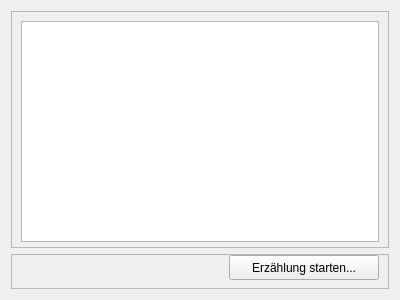
The window that RealTimeStoryIllustrator/rtsi/ui/initWindow.ui (nichtawitz/Real-Time-Story-Illustrator) describes before a commit, drawn with Qt 5.
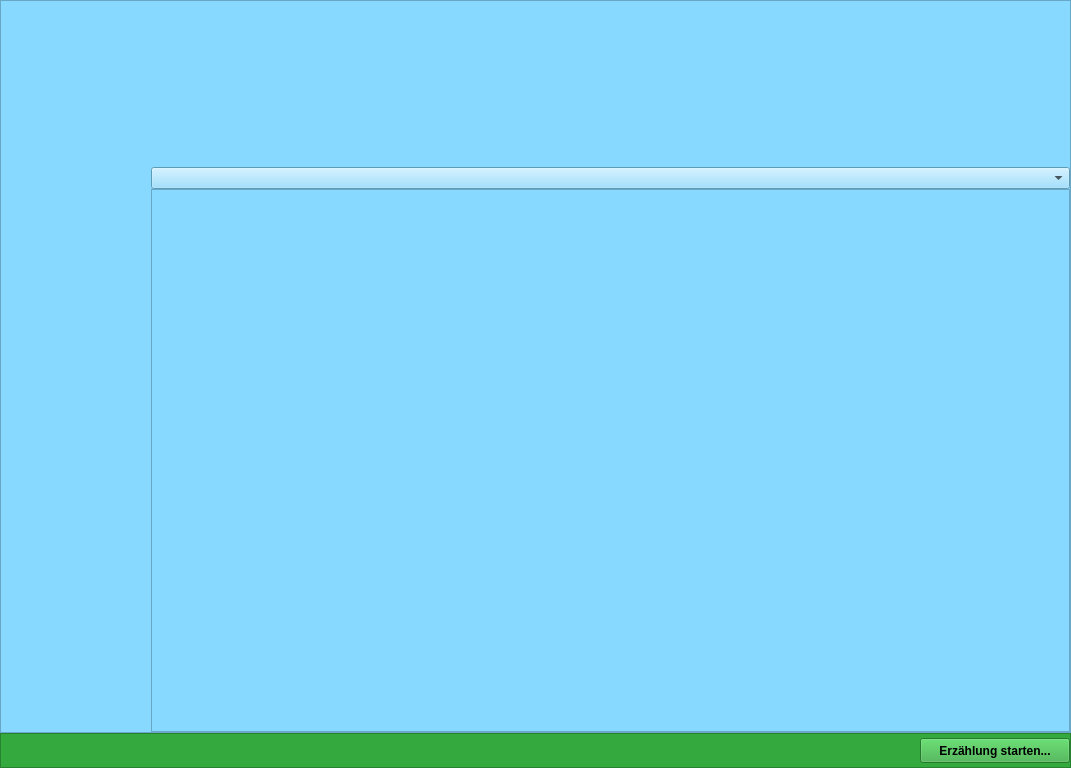
The same window after the commit. Icons and pictures are not drawn.

```diff
--- a/RealTimeStoryIllustrator/rtsi/ui/initWindow.ui
+++ b/RealTimeStoryIllustrator/rtsi/ui/initWindow.ui
@@ -6,57 +6,35 @@
    <rect>
     <x>0</x>
     <y>0</y>
-    <width>400</width>
-    <height>300</height>
+    <width>1071</width>
+    <height>768</height>
    </rect>
   </property>
   <property name="minimumSize">
    <size>
-    <width>400</width>
-    <height>300</height>
+    <width>1024</width>
+    <height>768</height>
    </size>
   </property>
   <property name="windowTitle">
    <string>Form</string>
   </property>
+  <property name="styleSheet">
+   <string notr="true">background-color: rgb(135, 217, 255);</string>
+  </property>
   <layout class="QVBoxLayout" name="verticalLayout">
+   <property name="margin">
+    <number>0</number>
+   </property>
    <item>
     <widget class="QFrame" name="frame">
      <layout class="QGridLayout" name="gridLayout_3">
+      <property name="verticalSpacing">
+       <number>0</number>
+      </property>
       <property name="margin">
        <number>0</number>
       </property>
-      <item row="1" column="0">
-       <widget class="QFrame" name="frame_2">
-        <property name="minimumSize">
-         <size>
-          <width>361</width>
-          <height>212</height>
-         </size>
-        </property>
-        <property name="frameShape">
-         <enum>QFrame::StyledPanel</enum>
-        </property>
-        <property name="frameShadow">
-         <enum>QFrame::Raised</enum>
-        </property>
-        <layout class="QGridLayout" name="gridLayout_2">
-         <property name="bottomMargin">
-          <number>5</number>
-         </property>
-         <item row="0" column="0">
-          <widget class="QTextEdit" name="textEdit">
-           <property name="toolTip">
-            <string>Es war einmal...</string>
-           </property>
-           <property name="tabChangesFocus">
-            <bool>true</bool>
-           </property>
-          </widget>
-         </item>
-        </layout>
-       </widget>
-      </item>
       <item row="2" column="0">
        <widget class="QFrame" name="frame">
         <property name="minimumSize">
@@ -71,6 +49,10 @@
           <height>35</height>
          </size>
         </property>
+        <property name="styleSheet">
+         <string notr="true">background-color: rgb(135, 217, 255);
+background-color: rgb(52, 170, 62);</string>
+        </property>
         <property name="frameShape">
          <enum>QFrame::StyledPanel</enum>
         </property>
@@ -78,7 +60,10 @@
          <enum>QFrame::Raised</enum>
         </property>
         <layout class="QGridLayout" name="gridLayout">
-         <property name="topMargin">
+         <property name="margin">
+          <number>0</number>
+         </property>
+         <property name="spacing">
           <number>0</number>
          </property>
          <item row="0" column="0">
@@ -102,6 +87,12 @@
              <height>25</height>
             </size>
            </property>
+           <property name="font">
+            <font>
+             <weight>75</weight>
+             <bold>true</bold>
+            </font>
+           </property>
            <property name="text">
             <string>Erzählung starten...</string>
            </property>
@@ -110,6 +101,108 @@
         </layout>
        </widget>
       </item>
+      <item row="1" column="0">
+       <widget class="QFrame" name="frame_2">
+        <property name="minimumSize">
+         <size>
+          <width>361</width>
+          <height>212</height>
+         </size>
+        </property>
+        <property name="styleSheet">
+         <string notr="true">background-color: rgb(135, 217, 255);</string>
+        </property>
+        <property name="frameShape">
+         <enum>QFrame::StyledPanel</enum>
+        </property>
+        <property name="frameShadow">
+         <enum>QFrame::Raised</enum>
+        </property>
+        <layout class="QGridLayout" name="gridLayout_2">
+         <property name="margin">
+          <number>0</number>
+         </property>
+         <property name="spacing">
+          <number>0</number>
+         </property>
+         <item row="0" column="0">
+          <widget class="QLabel" name="tree_left_corner">
+           <property name="maximumSize">
+            <size>
+             <width>16777215</width>
+             <height>16777215</height>
+            </size>
+           </property>
+           <property name="text">
+            <string/>
+           </property>
+           <property name="pixmap">
+            <pixmap>tree_corner.png</pixmap>
+           </property>
+           <property name="scaledContents">
+            <bool>true</bool>
+           </property>
+          </widget>
+         </item>
+         <item row="0" column="1">
+          <widget class="QLabel" name="tree_right">
+           <property name="minimumSize">
+            <size>
+             <width>600</width>
+             <height>0</height>
+            </size>
+           </property>
+           <property name="text">
+            <string/>
+           </property>
+           <property name="pixmap">
+            <pixmap>tree_right.png</pixmap>
+           </property>
+           <property name="scaledContents">
+            <bool>true</bool>
+           </property>
+          </widget>
+         </item>
+         <item row="2" column="0">
+          <widget class="QLabel" name="tree_left">
+           <property name="minimumSize">
+            <size>
+             <width>150</width>
+             <height>400</height>
+            </size>
+           </property>
+           <property name="text">
+            <string/>
+           </property>
+           <property name="pixmap">
+            <pixmap>tree_left.png</pixmap>
+           </property>
+           <property name="scaledContents">
+            <bool>true</bool>
+           </property>
+          </widget>
+         </item>
+         <item row="1" column="1" rowspan="2">
+          <layout class="QVBoxLayout" name="verticalLayout_2">
+           <item>
+            <widget class="QComboBox" name="comboBox"/>
+           </item>
+           <item>
+            <widget class="QTextEdit" name="textEdit">
+             <property name="html">
+              <string>&lt;!DOCTYPE HTML PUBLIC &quot;-//W3C//DTD HTML 4.0//EN&quot; &quot;http://www.w3.org/TR/REC-html40/strict.dtd&quot;&gt;
+&lt;html&gt;&lt;head&gt;&lt;meta name=&quot;qrichtext&quot; content=&quot;1&quot; /&gt;&lt;style type=&quot;text/css&quot;&gt;
+p, li { white-space: pre-wrap; }
+&lt;/style&gt;&lt;/head&gt;&lt;body style=&quot; font-family:'MS Shell Dlg 2'; font-size:7.5pt; font-weight:400; font-style:normal;&quot;&gt;
+&lt;p style=&quot;-qt-paragraph-type:empty; margin-top:0px; margin-bottom:0px; margin-left:0px; margin-right:0px; -qt-block-indent:0; text-indent:0px; font-size:8pt;&quot;&gt;&lt;br /&gt;&lt;/p&gt;&lt;/body&gt;&lt;/html&gt;</string>
+             </property>
+            </widget>
+           </item>
+          </layout>
+         </item>
+        </layout>
+       </widget>
+      </item>
      </layout>
     </widget>
    </item>
```
